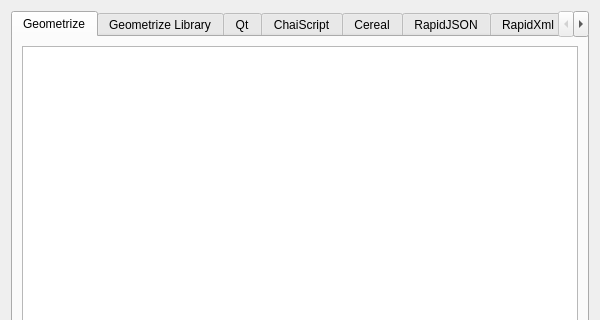
Tw1ddle/geometrize, file Geometrize/dialog/licensedialog.ui: the form before one commit; both pictures show x 0 to 600 and y 0 to 320 of the 600 by 500 pixel window.
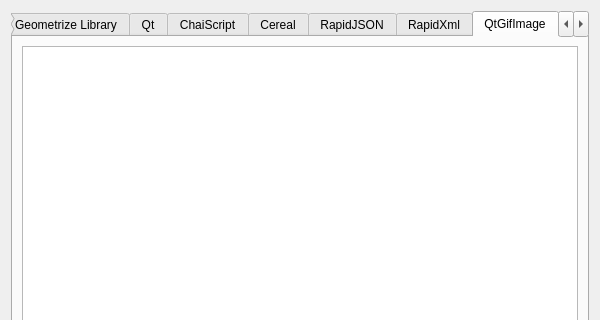
The form after the commit. The open tabs and pages were chosen to show the change.

Commit message: Add qtgifimage submodule and GIFLIB and QtGifImage licenses

```diff
--- a/Geometrize/dialog/licensedialog.ui
+++ b/Geometrize/dialog/licensedialog.ui
@@ -111,6 +111,26 @@
        </item>
       </layout>
      </widget>
+     <widget class="QWidget" name="QtGifImage">
+      <attribute name="title">
+       <string>QtGifImage</string>
+      </attribute>
+      <layout class="QVBoxLayout" name="verticalLayout_15">
+       <item>
+        <widget class="QTextBrowser" name="qtGifImageLicense"/>
+       </item>
+      </layout>
+     </widget>
+     <widget class="QWidget" name="GIFLIB">
+      <attribute name="title">
+       <string>GIFLIB</string>
+      </attribute>
+      <layout class="QVBoxLayout" name="verticalLayout_16">
+       <item>
+        <widget class="QTextBrowser" name="GIFLIBLicense"/>
+       </item>
+      </layout>
+     </widget>
      <widget class="QWidget" name="QtGoogleAnalytics">
       <attribute name="title">
        <string>Qt Google Analytics</string>
```
The commit also changes 6 other files.
